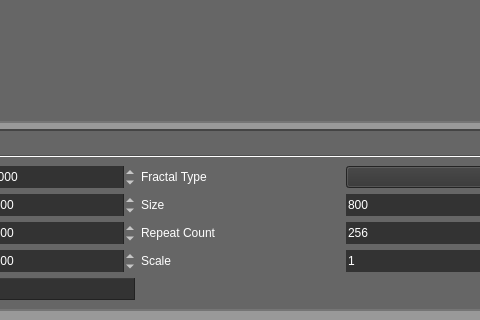
First picture: the form in form.ui, repository rucm/pyfractal, before the edit; both pictures show x 291 to 771 and y 448 to 768 of the 1024 by 768 pixel window.
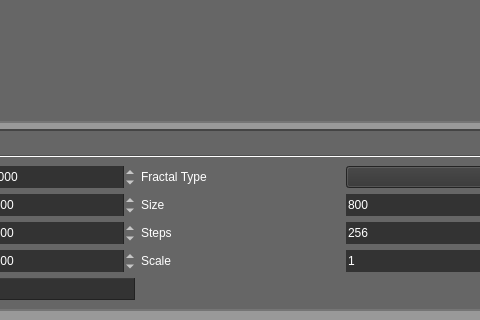
Second picture: the form after the edit. Icons and pictures are not drawn. Custom widgets are drawn as their Qt base class.

Commit message: rename repeat_cnt to steps.

The edit to the form file:
```diff
--- a/form.ui
+++ b/form.ui
@@ -263,7 +263,7 @@
               <item row="5" column="3">
                <widget class="QLabel" name="label_7">
                 <property name="text">
-                 <string>Repeat Count</string>
+                 <string>Steps</string>
                 </property>
                </widget>
               </item>
```
Left out of the diff: 2 changed lines with no effect on the pictures. The commit also changes 4 other files.
